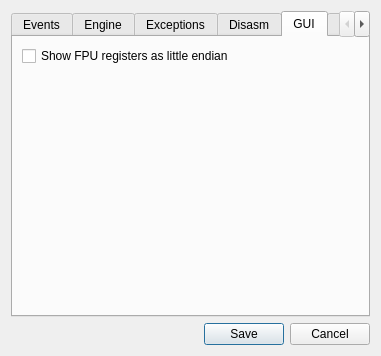
Above: src/gui/Src/Gui/SettingsDialog.ui from x64dbg/x64dbg before the change. Below: the same form after it.
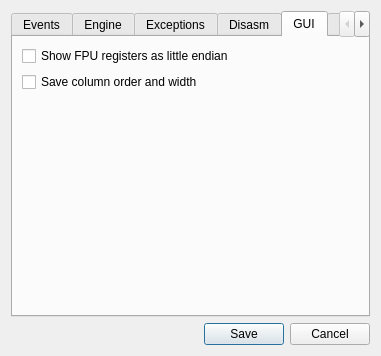
That is the form after the change. The open tabs and pages were chosen to show the change. Icons and pictures are not drawn.

Commit message: Save column widths

```diff
--- a/src/gui/Src/Gui/SettingsDialog.ui
+++ b/src/gui/Src/Gui/SettingsDialog.ui
@@ -452,6 +452,13 @@
          </property>
         </widget>
        </item>
+       <item>
+        <widget class="QCheckBox" name="chkSaveColumnOrder">
+         <property name="text">
+          <string>Save column order and width</string>
+         </property>
+        </widget>
+       </item>
        <item>
         <spacer name="verticalSpacer_7">
          <property name="orientation">
```
